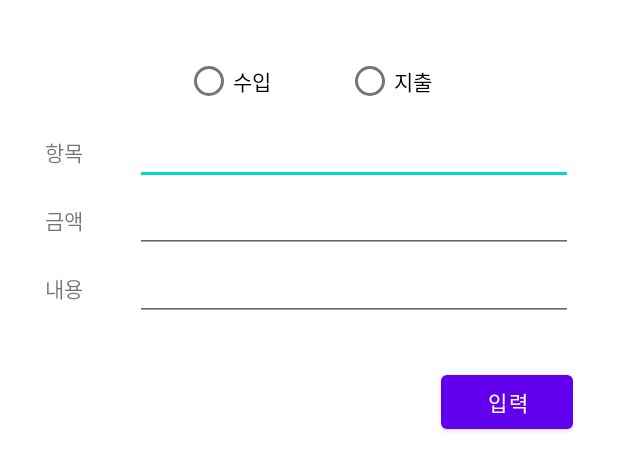
After one commit to SJ-Hyun/GURU_Pig, an Android app: the layout daydialog.xml on its own in the app's theme, with its tools: preview values and no code run, on a phone screen of 412 x 824 dp. The commit adds this screen. Shown: the top 470 px of the screen. Run offline under Robolectric (Android 15) with nearby library versions, the phone set to English and light mode, and no system bars.

Commit message:
daydialog xml이랑 버튼 추가

```diff
--- /dev/null
+++ b/app/src/main/java/com/android/guru_pig/DBManager.kt
@@ -0,0 +1,20 @@
+package com.android.guru_pig
+
+import android.content.Context
+import android.database.sqlite.SQLiteDatabase
+import android.database.sqlite.SQLiteOpenHelper
+
+class DBManger(
+    context: Context?,
+    name: String?,
+    factory: SQLiteDatabase.CursorFactory?,
+    version: Int
+) : SQLiteOpenHelper(context, name, factory, version) {
+    override fun onCreate(db: SQLiteDatabase?) {
+        db!!.execSQL("CREATE TABLE personnel (name text, gender text, age INTEGER, tel text)")
+    }
+
+    override fun onUpgrade(db: SQLiteDatabase?, oldVersion: Int, newVersion: Int) {
+
+    }
+}
--- /dev/null
+++ b/app/src/main/res/layout/daydialog.xml
@@ -0,0 +1,86 @@
+<?xml version="1.0" encoding="utf-8"?>
+<LinearLayout xmlns:android="http://schemas.android.com/apk/res/android"
+    android:layout_width="match_parent"
+    android:layout_height="match_parent"
+    android:orientation="vertical"
+    android:paddingRight="30dp"
+    android:paddingLeft="30dp">
+
+    <LinearLayout
+        android:layout_width="match_parent"
+        android:layout_height="wrap_content"
+        android:paddingTop="30dp">
+        <RadioGroup
+            android:layout_width="match_parent"
+            android:layout_height="wrap_content"
+            android:orientation="horizontal"
+            android:gravity="center">
+            <RadioButton
+                android:id="@+id/plus"
+                android:layout_width="wrap_content"
+                android:layout_height="wrap_content"
+                android:text="수입"
+                android:paddingRight="50dp"/>
+
+            <RadioButton
+                android:id="@+id/minus"
+                android:layout_width="wrap_content"
+                android:layout_height="wrap_content"
+                android:text="지출"
+                />
+        </RadioGroup>
+
+    </LinearLayout>
+
+
+    <LinearLayout
+        android:layout_width="match_parent"
+        android:layout_height="wrap_content">
+        <TextView
+            android:layout_width="60sp"
+            android:layout_height="wrap_content"
+            android:text="항목"/>
+        <EditText
+            android:id="@+id/edtClass"
+            android:layout_width="match_parent"
+            android:layout_height="wrap_content"/>
+    </LinearLayout>
+
+    <LinearLayout
+        android:layout_width="match_parent"
+        android:layout_height="wrap_content">
+        <TextView
+            android:layout_width="60sp"
+            android:layout_height="wrap_content"
+            android:text="금액"/>
+        <EditText
+            android:id="@+id/edtMoney"
+            android:layout_width="match_parent"
+            android:layout_height="wrap_content"/>
+    </LinearLayout>
+
+    <LinearLayout
+        android:layout_width="match_parent"
+        android:layout_height="wrap_content">
+        <TextView
+            android:layout_width="60sp"
+            android:layout_height="wrap_content"
+            android:text="내용"/>
+        <EditText
+            android:id="@+id/edtContent"
+            android:layout_width="match_parent"
+            android:layout_height="wrap_content"/>
+    </LinearLayout>
+    <LinearLayout
+        android:layout_width="match_parent"
+        android:layout_height="wrap_content"
+        android:gravity="right"
+        android:paddingTop="30dp">
+        <Button
+            android:id="@+id/btnAdd"
+            android:layout_width="wrap_content"
+            android:layout_height="wrap_content"
+            android:text="입력"/>
+    </LinearLayout>
+
+</LinearLayout>
--- a/app/src/main/res/layout/fragment_day.xml
+++ b/app/src/main/res/layout/fragment_day.xml
@@ -1,14 +1,22 @@
 <?xml version="1.0" encoding="utf-8"?>
-<FrameLayout xmlns:android="http://schemas.android.com/apk/res/android"
+<androidx.constraintlayout.widget.ConstraintLayout xmlns:android="http://schemas.android.com/apk/res/android"
+    xmlns:app="http://schemas.android.com/apk/res-auto"
     xmlns:tools="http://schemas.android.com/tools"
     android:layout_width="match_parent"
     android:layout_height="match_parent"
+    android:orientation="vertical"
     tools:context=".DayFragment">
 
-    <!-- TODO: Update blank fragment layout -->
-    <TextView
-        android:layout_width="match_parent"
-        android:layout_height="match_parent"
-        android:text="DayFragment" />
+    <com.google.android.material.floatingactionbutton.FloatingActionButton
+        android:id="@+id/floatingActionButton2"
+        android:layout_width="wrap_content"
+        android:layout_height="wrap_content"
+        android:layout_marginEnd="34dp"
+        android:layout_marginBottom="34dp"
+        android:clickable="true"
+        android:src="@drawable/ic_baseline_add_24"
+        app:layout_constraintBottom_toBottomOf="parent"
+        app:layout_constraintEnd_toEndOf="parent" />
 
-</FrameLayout>
+
+</androidx.constraintlayout.widget.ConstraintLayout>
```
